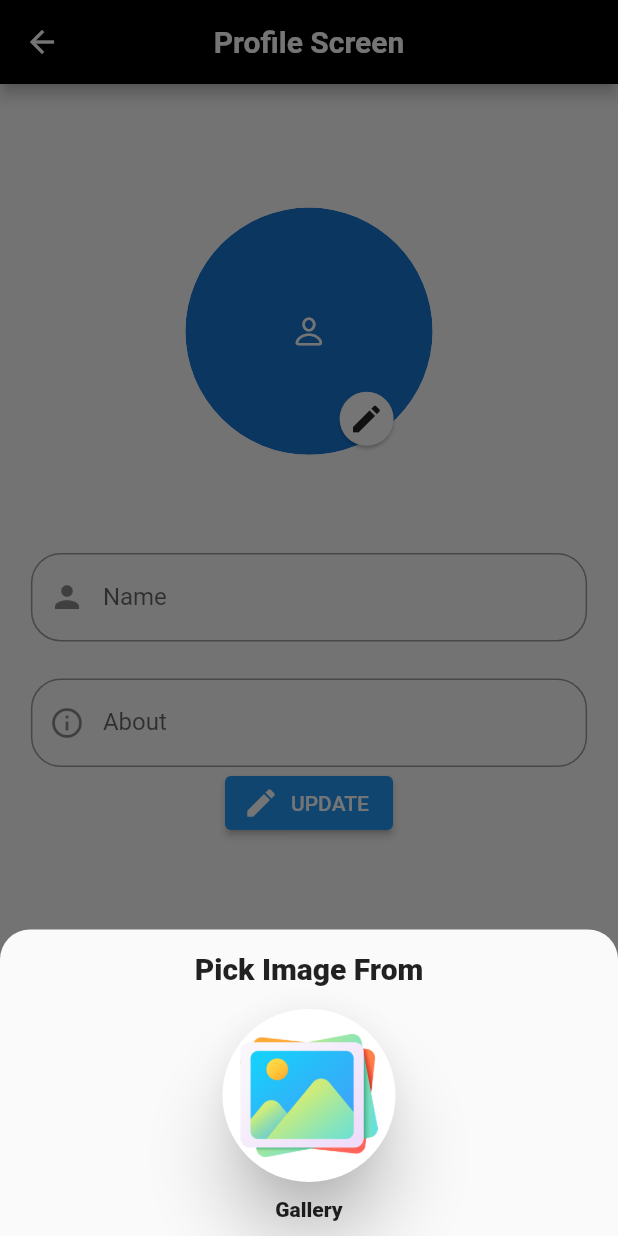
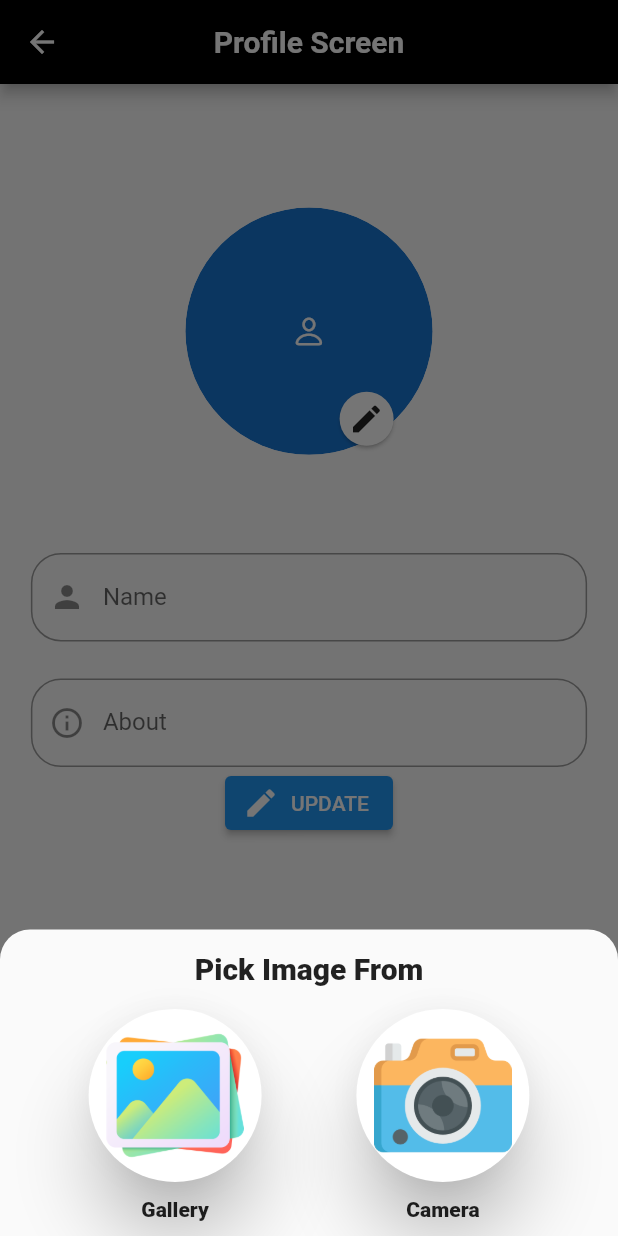
Before and after one commit to munawar3206/chatApp, a Flutter app: the ProfileScreen screen opened directly with empty values, after a tap on the "edit" icon, on a phone screen of 412 x 824 dp. Run offline on Flutter 3.47's test engine with Material 2 defaults, Android fonts, the phone set to English and light mode, and no system bars; drawn by our look-alikes of cached_network_image; our stand-ins replace cloud_firestore, firebase_auth, firebase_core, firebase_storage, google_sign_in, image_picker; accounts and stored records are empty; network calls fail.

Commit message:
commits for imagesender

```diff
--- a/lib/model/message_model.dart
+++ b/lib/model/message_model.dart
@@ -1,4 +1,3 @@
-import 'package:flutter/cupertino.dart';
 
 class MessageModel {
   MessageModel({
--- a/lib/view/profile_screen.dart
+++ b/lib/view/profile_screen.dart
@@ -1,12 +1,10 @@
 import 'dart:io';
-
 import 'package:cached_network_image/cached_network_image.dart';
 import 'package:chattogether/apis/api.dart';
 import 'package:chattogether/helpers/dialogues.dart';
 import 'package:chattogether/main.dart';
 import 'package:chattogether/model/model.dart';
 import 'package:chattogether/view/loginscreen/login_screen.dart';
-
 import 'package:flutter/cupertino.dart';
 import 'package:flutter/material.dart';
 import 'package:google_sign_in/google_sign_in.dart';
@@ -41,7 +39,7 @@ class _ProfileScreenState extends State<ProfileScreen> {
         floatingActionButton: Padding(
           padding: const EdgeInsets.only(bottom: 10),
           child: FloatingActionButton.extended(
-            label: Text("Logout"),
+            label: const Text("Logout"),
             backgroundColor: const Color.fromARGB(255, 245, 9, 9),
             onPressed: () async {
               // progress dialog
@@ -55,12 +53,12 @@ class _ProfileScreenState extends State<ProfileScreen> {
                       Navigator.pushReplacement(
                           context,
                           MaterialPageRoute(
-                            builder: (context) => LoginScreen(),
+                            builder: (context) => const LoginScreen(),
                           ))
                     });
               });
             },
-            icon: Icon(
+            icon: const Icon(
               Icons.logout_outlined,
             ),
           ),
@@ -107,13 +105,13 @@ class _ProfileScreenState extends State<ProfileScreen> {
                       bottom: 0,
                       right: 0,
                       child: MaterialButton(
-                        shape: CircleBorder(),
+                        shape: const CircleBorder(),
                         onPressed: () {
                           _showbottomsheet();
                         },
                         color: Colors.white,
-                        child: Icon(Icons.edit),
                         elevation: 1,
+                        child: const Icon(Icons.edit),
                       ),
                     )
                   ],
@@ -162,8 +160,8 @@ class _ProfileScreenState extends State<ProfileScreen> {
                       print("valid");
                     }
                   },
-                  icon: Icon(Icons.edit),
-                  label: Text("UPDATE"),
+                  icon: const Icon(Icons.edit),
+                  label: const Text("UPDATE"),
                 )
               ]),
             ),
@@ -176,14 +174,14 @@ class _ProfileScreenState extends State<ProfileScreen> {
   void _showbottomsheet() {
     showModalBottomSheet(
         context: context,
-        shape: RoundedRectangleBorder(
+        shape: const RoundedRectangleBorder(
             borderRadius: BorderRadius.only(
                 topLeft: Radius.circular(20), topRight: Radius.circular(20))),
         builder: (_) {
           return ListView(
             shrinkWrap: true,
             children: [
-              Padding(
+              const Padding(
                 padding: EdgeInsets.all(15.0),
                 child: Text(
                   "Pick Image From",
@@ -198,7 +196,7 @@ class _ProfileScreenState extends State<ProfileScreen> {
                     children: [
                       ElevatedButton(
                         style: ElevatedButton.styleFrom(
-                            shape: CircleBorder(),
+                            shape: const CircleBorder(),
                             elevation: 20,
                             backgroundColor: Colors.white,
                             fixedSize: Size(mq.width * .3, mq.height * .14)),
@@ -223,42 +221,56 @@ class _ProfileScreenState extends State<ProfileScreen> {
                           // height: 20,
                         ),
                       ),
-                      SizedBox(
+                      const SizedBox(
                         height: 10,
                       ),
-                      Text(
+                      const Text(
                         "Gallery",
                         style: TextStyle(fontWeight: FontWeight.w800),
                       )
                     ],
                   ),
-                  // Column(
-                  //   children: [
-                  //     ElevatedButton(
-                  //       style: ElevatedButton.styleFrom(
-                  //           shape: CircleBorder(),
-                  //           elevation: 20,
-                  //           backgroundColor: Colors.white,
-                  //           fixedSize: Size(mq.width * .3, mq.height * .14)),
-                  //       onPressed: () {},
-                  //       child: Image.asset(
-                  //         "assets/camera.png",
+                  Column(
+                    children: [
+                      ElevatedButton(
+                        style: ElevatedButton.styleFrom(
+                            shape: const CircleBorder(),
+                            elevation: 20,
+                            backgroundColor: Colors.white,
+                            fixedSize: Size(mq.width * .3, mq.height * .14)),
+                        onPressed: () async {
+                          final ImagePicker picker = ImagePicker();
+// Pick an image.
+                          final XFile? image = await picker.pickImage(
+                              source: ImageSource.camera, imageQuality: 80);
+                          if (image != null) {
+                            print(
+                                "image path : ${image.path} --MimeType:${image.mimeType}");
+                            setState(() {
+                              _image = image.path;
+                            });
+                            Apis.updateProfilePicture(File(_image!));
+                          }
+                          Navigator.pop(context);
+                        },
+                        child: Image.asset(
+                          "assets/camera.png",
 
-                  //         // height: 20,
-                  //       ),
-                  //     ),
-                  //     SizedBox(
-                  //       height: 10,
-                  //     ),
-                  //     Text(
-                  //       "Camera",
-                  //       style: TextStyle(fontWeight: FontWeight.w800),
-                  //     )
-                  //   ],
-                  // ),
+                          // height: 20,
+                        ),
+                      ),
+                      const SizedBox(
+                        height: 10,
+                      ),
+                      const Text(
+                        "Camera",
+                        style: TextStyle(fontWeight: FontWeight.w800),
+                      )
+                    ],
+                  ),
                 ],
               ),
-              SizedBox(
+              const SizedBox(
                 height: 10,
               )
             ],
```
Also changed, not shown: lib/apis/api.dart (+20 -2 lines), lib/view/chatscreen/messages.dart/messagecard.dart (+13 -5 lines), lib/view/chatscreen/messages.dart/widgets/bluemessage.dart (+31 -10 lines), lib/view/chatscreen/messages.dart/widgets/greenmessage.dart (+21 -4 lines), lib/view/chatscreen/widgets/chatscreenappbar/textfield.dart (+44 -8 lines), lib/view/homeScreen/chat_user_widget.dart/chat_user_card.dart (+7 -5 lines).
